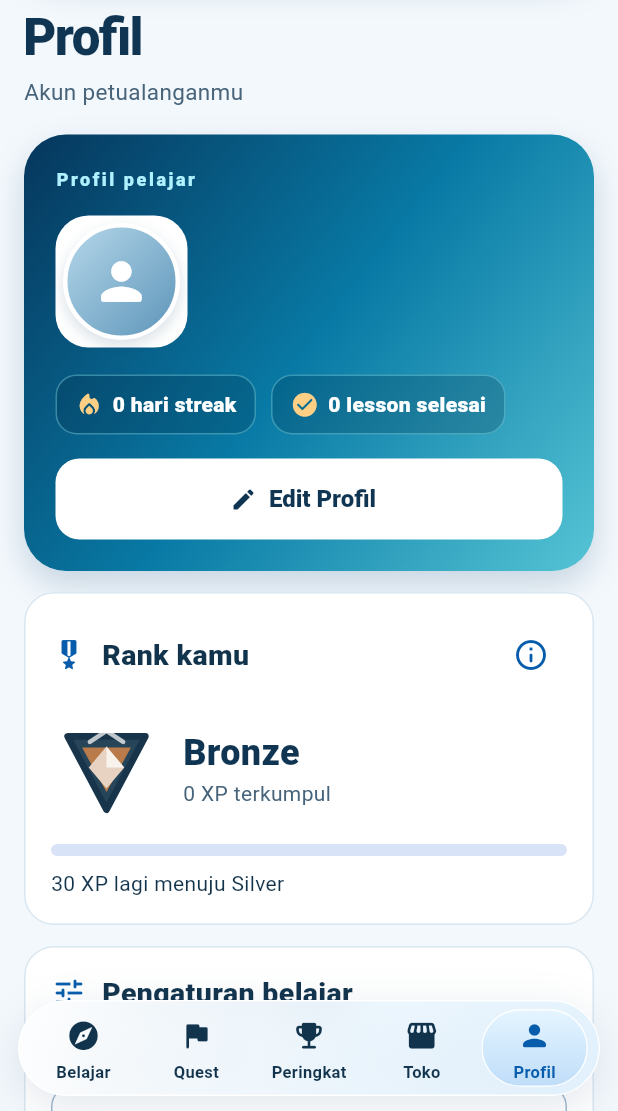
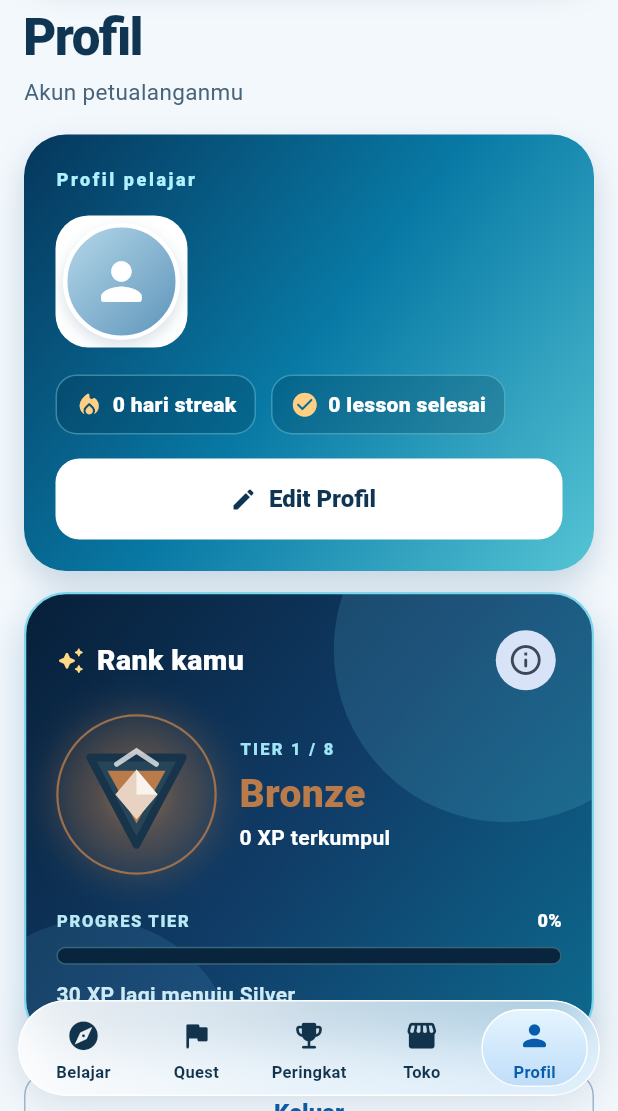
Before and after one commit to Zaimae-1/Finall-Tim-5, a Flutter app: the LearningHome screen opened directly with empty values, item 5 of the bottom bar chosen, on a phone screen of 412 x 824 dp, the part 125-1236 px from its top. Run offline on Flutter 3.47's test engine with Material 3 defaults, Android fonts, the phone set to English and light mode, and no system bars; our stand-ins replace shared_preferences; missing offline and left inert: cryptography; accounts and stored records are empty.

Commit message:
feat: redesign profile rank and celebrate promotions

```diff
--- a/lib/features/learn/learning_home.dart
+++ b/lib/features/learn/learning_home.dart
@@ -13,6 +13,7 @@ import 'learning_tab_bar.dart';
 import 'lesson_page.dart';
 import 'profile_art.dart';
 import 'rank.dart';
+import 'rank_presentation.dart';
 
 const _navy = Color(0xFF103552);
 const _blue = Color(0xFF075DAB);
@@ -110,6 +111,7 @@ class _LearningHomeState extends State<LearningHome> {
   Future<void> _openLesson(Lesson lesson, LearningProgress progress) async {
     if (_lessonOpen || _saving) return;
     _lessonOpen = true;
+    ({RankTier from, RankTier to})? promotion;
     try {
       await Navigator.of(context).push<void>(
         MaterialPageRoute(
@@ -130,6 +132,12 @@ class _LearningHomeState extends State<LearningHome> {
                   level: level,
                 );
                 await _save(next);
+                final previousRank = rankForXp(current.xp);
+                final newRank = rankForXp(next.xp);
+                if (next.xp > current.xp &&
+                    newRank.index > previousRank.index) {
+                  promotion = (from: previousRank, to: newRank);
+                }
                 return (
                   xp: next.xp - current.xp,
                   gems: next.gems - current.gems,
@@ -144,6 +152,17 @@ class _LearningHomeState extends State<LearningHome> {
           !progress.completed.contains(lesson.id) &&
           _progress?.completed.contains(lesson.id) == true) {
         setState(() => _recentlyCompleted = lesson.id);
+      }
+      if (mounted && promotion != null) {
+        final promoted = promotion!;
+        await showDialog<void>(
+          context: context,
+          builder: (context) => RankUpDialog(
+            from: promoted.from,
+            to: promoted.to,
+            animate: (_progress ?? progress).motion,
+          ),
+        );
       }
     } finally {
       _lessonOpen = false;
@@ -332,7 +351,7 @@ class _LearningHomeState extends State<LearningHome> {
               _Destination.quests => _quests(progress, goal, day),
               _Destination.ranks => _ranks(progress, name),
               _Destination.shop => _shop(progress),
-              _Destination.profile => _profile(progress, name, goal, day),
+              _Destination.profile => _profile(progress, name, day),
             };
             return SharkSkinScope(
               skinId: progress.skinId,
@@ -696,12 +715,7 @@ class _LearningHomeState extends State<LearningHome> {
     ),
   ];
 
-  List<Widget> _profile(
-    LearningProgress progress,
-    String name,
-    int goal,
-    int day,
-  ) => [
+  List<Widget> _profile(LearningProgress progress, String name, int day) => [
     const _Heading(title: 'Profil', detail: 'Akun petualanganmu'),
     const SizedBox(height: 18),
     _ProfileHero(
@@ -713,91 +727,7 @@ class _LearningHomeState extends State<LearningHome> {
       onEdit: _saving ? null : () => _editProfile(progress, name),
     ),
     const SizedBox(height: 14),
-    _Panel(
-      children: [
-        Row(
-          children: [
-            const Expanded(
-              child: _Title(
-                icon: Icons.military_tech_rounded,
-                title: 'Rank kamu',
-              ),
-            ),
-            IconButton(
-              tooltip: 'Lihat semua rank',
-              onPressed: _showRankList,
-              icon: const Icon(Icons.info_outline_rounded, color: _blue),
-            ),
-          ],
-        ),
-        const SizedBox(height: 14),
-        Row(
-          children: [
-            RankBadge(rank: rankForXp(progress.xp), size: 74),
-            const SizedBox(width: 14),
-            Expanded(
-              child: Column(
-                crossAxisAlignment: CrossAxisAlignment.start,
-                children: [
-                  Text(
-                    rankForXp(progress.xp).label,
-                    style: const TextStyle(
-                      fontWeight: FontWeight.w900,
-                      fontSize: 24,
-                      color: _navy,
-                    ),
-                  ),
-                  Text(
-                    '${progress.xp} XP terkumpul',
-                    style: const TextStyle(color: _muted),
-                  ),
-                ],
-              ),
-            ),
-          ],
-        ),
-        const SizedBox(height: 14),
-        MotionProgress(value: rankProgress(progress.xp), label: 'Progres rank'),
-        const SizedBox(height: 8),
-        Text(
-          rankForXp(progress.xp).next == null
-              ? 'Rank tertinggi tercapai!'
-              : '${rankForXp(progress.xp).next!.minXp - progress.xp} XP lagi menuju ${rankForXp(progress.xp).next!.label}',
-        ),
-      ],
-    ),
-    const SizedBox(height: 14),
-    _Panel(
-      children: [
-        const _Title(icon: Icons.tune_rounded, title: 'Pengaturan belajar'),
-        const SizedBox(height: 14),
-        Text('Level awal: ${widget.profile.level}'),
-        const SizedBox(height: 14),
-        DropdownButtonFormField<int>(
-          initialValue: goal,
-          decoration: const InputDecoration(labelText: 'Target harian'),
-          items: [
-            for (final count in [1, 2, 3])
-              DropdownMenuItem(value: count, child: Text('$count lesson')),
-          ],
-          onChanged: _saving
-              ? null
-              : (count) {
-                  if (count != null && count != goal) {
-                    _update(progress.copyWith(dailyGoal: count));
-                  }
-                },
-        ),
-        SwitchListTile(
-          contentPadding: EdgeInsets.zero,
-          title: const Text('Gerakan maskot'),
-          value: progress.motion,
-          onChanged: _saving
-              ? null
-              : (value) => _update(progress.copyWith(motion: value)),
-        ),
-      ],
-    ),
+    RankShowcase(xp: progress.xp, onInfo: _showRankList),
     const SizedBox(height: 20),
     OutlinedButton(
       onPressed: _saving ? null : widget.onSignOut,
--- /dev/null
+++ b/lib/features/learn/rank_presentation.dart
@@ -0,0 +1,427 @@
+import 'dart:math' as math;
+
+import 'package:flutter/material.dart';
+
+import 'rank.dart';
+
+class RankShowcase extends StatelessWidget {
+  const RankShowcase({super.key, required this.xp, required this.onInfo});
+
+  final int xp;
+  final VoidCallback onInfo;
+
+  @override
+  Widget build(BuildContext context) {
+    final rank = rankForXp(xp);
+    final next = rank.next;
+    final progress = rankProgress(xp);
+    return Container(
+      decoration: BoxDecoration(
+        gradient: const LinearGradient(
+          begin: Alignment.topLeft,
+          end: Alignment.bottomRight,
+          colors: [Color(0xFF071F38), Color(0xFF103C67), Color(0xFF0D6A8F)],
+        ),
+        borderRadius: BorderRadius.circular(28),
+        border: Border.all(color: const Color(0xFF7DD7EA), width: 1.5),
+        boxShadow: const [
+          BoxShadow(
+            color: Color(0x3B075083),
+            blurRadius: 22,
+            offset: Offset(0, 11),
+          ),
+        ],
+      ),
+      child: ClipRRect(
+        borderRadius: BorderRadius.circular(27),
+        child: Stack(
+          children: [
+            const Positioned(
+              right: -58,
+              top: -78,
+              child: _GlowOrb(size: 230, color: Color(0x2278EBFF)),
+            ),
+            const Positioned(
+              left: -50,
+              bottom: -110,
+              child: _GlowOrb(size: 190, color: Color(0x1C72CCFF)),
+            ),
+            Padding(
+              padding: const EdgeInsets.all(20),
+              child: Column(
+                crossAxisAlignment: CrossAxisAlignment.stretch,
+                children: [
+                  Row(
+                    children: [
+                      const Icon(
+                        Icons.auto_awesome_rounded,
+                        color: Color(0xFFFFDA86),
+                        size: 19,
+                      ),
+                      const SizedBox(width: 8),
+                      const Expanded(
+                        child: Text(
+                          'Rank kamu',
+                          style: TextStyle(
+                            color: Colors.white,
+                            fontSize: 19,
+                            fontWeight: FontWeight.w900,
+                          ),
+                        ),
+                      ),
+                      IconButton.filledTonal(
+                        tooltip: 'Lihat semua rank',
+                        onPressed: onInfo,
+                        icon: const Icon(Icons.info_outline_rounded),
+                      ),
+                    ],
+                  ),
+                  const SizedBox(height: 12),
+                  Row(
+                    children: [
+                      Container(
+                        width: 107,
+                        height: 107,
+                        decoration: BoxDecoration(
+                          shape: BoxShape.circle,
+                          gradient: RadialGradient(
+                            colors: [
+                              rank.color.withValues(alpha: .56),
+                              rank.color.withValues(alpha: .09),
+                              Colors.transparent,
+                            ],
+                          ),
+                          border: Border.all(
+                            color: rank.color.withValues(alpha: .8),
+                            width: 1.5,
+                          ),
+                          boxShadow: [
+                            BoxShadow(
+                              color: rank.color.withValues(alpha: .34),
+                              blurRadius: 22,
+                              spreadRadius: 1,
+                            ),
+                          ],
+                        ),
+                        child: Center(child: RankBadge(rank: rank, size: 88)),
+                      ),
+                      const SizedBox(width: 15),
+                      Expanded(
+                        child: Column(
+                          crossAxisAlignment: CrossAxisAlignment.start,
+                          children: [
+                            Text(
+                              'TIER ${rank.index + 1} / ${RankTier.values.length}',
+                              style: const TextStyle(
+                                color: Color(0xFF9FE5F6),
+                                fontSize: 11,
+                                fontWeight: FontWeight.w900,
+                                letterSpacing: 1.5,
+                              ),
+                            ),
+                            const SizedBox(height: 4),
+                            Text(
+                              rank.label,
+                              maxLines: 1,
+                              overflow: TextOverflow.ellipsis,
+                              style: TextStyle(
+                                color: rank.color,
+                                fontSize: 26,
+                                fontWeight: FontWeight.w900,
+                              ),
+                            ),
+                            Text(
+                              '$xp XP terkumpul',
+                              style: const TextStyle(
+                                color: Colors.white,
+                                fontWeight: FontWeight.w700,
+                              ),
+                            ),
+                          ],
+                        ),
+                      ),
+                    ],
+                  ),
+                  const SizedBox(height: 22),
+                  Row(
+                    children: [
+                      const Expanded(
+                        child: Text(
+                          'PROGRES TIER',
+                          style: TextStyle(
+                            color: Color(0xFFB9E9F5),
+                            fontSize: 11,
+                            fontWeight: FontWeight.w900,
+                            letterSpacing: 1.1,
+                          ),
+                        ),
+                      ),
+                      Text(
+                        next == null ? 'MAX' : '${(progress * 100).round()}%',
+                        style: const TextStyle(
+                          color: Colors.white,
+                          fontSize: 12,
+                          fontWeight: FontWeight.w900,
+                        ),
+                      ),
+                    ],
+                  ),
+                  const SizedBox(height: 9),
+                  Semantics(
+                    label: 'Progres rank',
+                    value: '${(progress * 100).round()} persen',
+                    child: Container(
+                      height: 12,
+                      decoration: BoxDecoration(
+                        color: const Color(0xFF09253E),
+                        borderRadius: BorderRadius.circular(12),
+                        border: Border.all(color: const Color(0x667CC9DC)),
+                      ),
+                      child: ClipRRect(
+                        borderRadius: BorderRadius.circular(12),
+                        child: TweenAnimationBuilder<double>(
+                          tween: Tween(begin: 0, end: progress),
+                          duration: MediaQuery.disableAnimationsOf(context)
+                              ? Duration.zero
+                              : const Duration(milliseconds: 700),
+                          curve: Curves.easeOutCubic,
+                          builder: (context, value, _) => FractionallySizedBox(
+                            alignment: Alignment.centerLeft,
+                            widthFactor: value,
+                            child: DecoratedBox(
+                              decoration: BoxDecoration(
+                                gradient: LinearGradient(
+                                  colors: [rank.color, const Color(0xFFE8FBFF)],
+                                ),
+                              ),
+                            ),
+                          ),
+                        ),
+                      ),
+                    ),
+                  ),
+                  const SizedBox(height: 10),
+                  Text(
+                    next == null
+                        ? 'Rank tertinggi tercapai!'
+                        : '${next.minXp - xp} XP lagi menuju ${next.label}',
+                    style: const TextStyle(
+                      color: Color(0xFFD2EEF7),
+                      fontWeight: FontWeight.w700,
+                    ),
+                  ),
+                ],
+              ),
+            ),
+          ],
+        ),
+      ),
+    );
+  }
+}
+
+class RankUpDialog extends StatefulWidget {
+  const RankUpDialog({
+    super.key,
+    required this.from,
+    required this.to,
+    required this.animate,
+  });
+
+  final RankTier from;
+  final RankTier to;
+  final bool animate;
+
+  @override
+  State<RankUpDialog> createState() => _RankUpDialogState();
+}
+
+class _RankUpDialogState extends State<RankUpDialog>
+    with SingleTickerProviderStateMixin {
+  late final AnimationController _controller = AnimationController(
+    vsync: this,
+    duration: const Duration(milliseconds: 1050),
+  );
+
+  @override
+  void didChangeDependencies() {
+    super.didChangeDependencies();
+    if (!widget.animate || MediaQuery.disableAnimationsOf(context)) {
+      _controller.value = 1;
+    } else if (_controller.isDismissed) {
+      _controller.forward();
+    }
+  }
+
+  @override
+  void dispose() {
+    _controller.dispose();
+    super.dispose();
+  }
+
+  @override
+  Widget build(BuildContext context) => Dialog(
+    insetPadding: const EdgeInsets.symmetric(horizontal: 20, vertical: 24),
+    backgroundColor: Colors.transparent,
+    child: ConstrainedBox(
+      constraints: const BoxConstraints(maxWidth: 380),
+      child: SingleChildScrollView(
+        child: Container(
+          decoration: BoxDecoration(
+            gradient: const LinearGradient(
+              begin: Alignment.topLeft,
+              end: Alignment.bottomRight,
+              colors: [Color(0xFF092843), Color(0xFF115D83), Color(0xFF092843)],
+            ),
+            border: Border.all(color: widget.to.color, width: 2),
+            borderRadius: BorderRadius.circular(30),
+            boxShadow: [
+              BoxShadow(
+                color: widget.to.color.withValues(alpha: .35),
+                blurRadius: 35,
+                spreadRadius: 3,
+              ),
+            ],
+          ),
+          padding: const EdgeInsets.fromLTRB(22, 22, 22, 24),
+          child: Column(
+            mainAxisSize: MainAxisSize.min,
+            children: [
+              const Text(
+                'LEVEL UP!',
+                style: TextStyle(
+                  color: Color(0xFFB8F3FF),
+                  fontSize: 15,
+                  fontWeight: FontWeight.w900,
+                  letterSpacing: 3,
+                ),
+              ),
+              const SizedBox(height: 12),
+              SizedBox(
+                height: 180,
+                child: AnimatedBuilder(
+                  animation: _controller,
+                  builder: (context, _) {
+                    final t = _controller.value;
+                    final pop = Curves.easeOutBack
+                        .transform(t)
+                        .clamp(0.0, 1.13);
+                    return Stack(
+                      alignment: Alignment.center,
+                      children: [
+                        Positioned.fill(
+                          child: CustomPaint(
+                            painter: _VictoryBurst(t, widget.to.color),
+                          ),
+                        ),
+                        Transform.scale(
+                          scale: .55 + .45 * pop,
+                          child: Transform.rotate(
+                            angle: (1 - t) * -.2,
+                            child: Container(
+                              width: 138,
+                              height: 138,
+                              decoration: BoxDecoration(
+                                shape: BoxShape.circle,
+                                color: widget.to.color.withValues(alpha: .18),
+                                boxShadow: [
+                                  BoxShadow(
+                                    color: widget.to.color.withValues(
+                                      alpha: .48 * t,
+                                    ),
+                                    blurRadius: 35,
+                                    spreadRadius: 7,
+                                  ),
+                                ],
+                              ),
+                              child: Center(
+                                child: RankBadge(rank: widget.to, size: 112),
+                              ),
+                            ),
+                          ),
+                        ),
+                      ],
+                    );
+                  },
+                ),
+              ),
+              Text(
+                widget.to.label,
+                style: TextStyle(
+                  color: widget.to.color,
+                  fontSize: 31,
+                  fontWeight: FontWeight.w900,
+                ),
+              ),
+              const SizedBox(height: 4),
+              Text(
+                '${widget.from.label} → ${widget.to.label}',
+                textAlign: TextAlign.center,
+                style: const TextStyle(
+                  color: Color(0xFFDCF7FF),
+                  fontWeight: FontWeight.w700,
+                ),
+              ),
+              const SizedBox(height: 11),
+              const Text(
+                'Hebat! Petualanganmu membawa kamu ke tier baru.',
+                textAlign: TextAlign.center,
+                style: TextStyle(color: Colors.white),
+              ),
+              const SizedBox(height: 24),
+              SizedBox(
+                width: double.infinity,
+                child: FilledButton(
+                  onPressed: () => Navigator.of(context).pop(),
+                  style: FilledButton.styleFrom(
+                    backgroundColor: widget.to.color,
+                    foregroundColor: const Color(0xFF09233A),
+                  ),
+                  child: const Text('Lanjut berpetualang'),
+                ),
+              ),
+            ],
+          ),
+        ),
+      ),
+    ),
+  );
+}
+
+class _GlowOrb extends StatelessWidget {
+  const _GlowOrb({required this.size, required this.color});
+  final double size;
+  final Color color;
+  @override
+  Widget build(BuildContext context) => Container(
+    width: size,
+    height: size,
+    decoration: BoxDecoration(shape: BoxShape.circle, color: color),
+  );
+}
+
+class _VictoryBurst extends CustomPainter {
+  const _VictoryBurst(this.progress, this.color);
+  final double progress;
+  final Color color;
+
+  @override
+  void paint(Canvas canvas, Size size) {
+    final center = size.center(Offset.zero);
+    for (var i = 0; i < 18; i++) {
+      final angle = -math.pi / 2 + i * 2 * math.pi / 18;
+      final radius = 30 + progress * (54 + i % 3 * 11);
+      final position =
+          center + Offset(math.cos(angle), math.sin(angle)) * radius;
+      final paint = Paint()
+        ..color = (i.isEven ? color : const Color(0xFFB9F5FF)).withValues(
+          alpha: (1 - progress * .4).clamp(0.0, 1.0),
+        );
+      canvas.drawCircle(position, i % 3 == 0 ? 3.8 : 2.3, paint);
+    }
+  }
+
+  @override
+  bool shouldRepaint(covariant _VictoryBurst oldDelegate) =>
+      oldDelegate.progress != progress || oldDelegate.color != color;
+}
```
Also changed, not shown: 2 other files.
